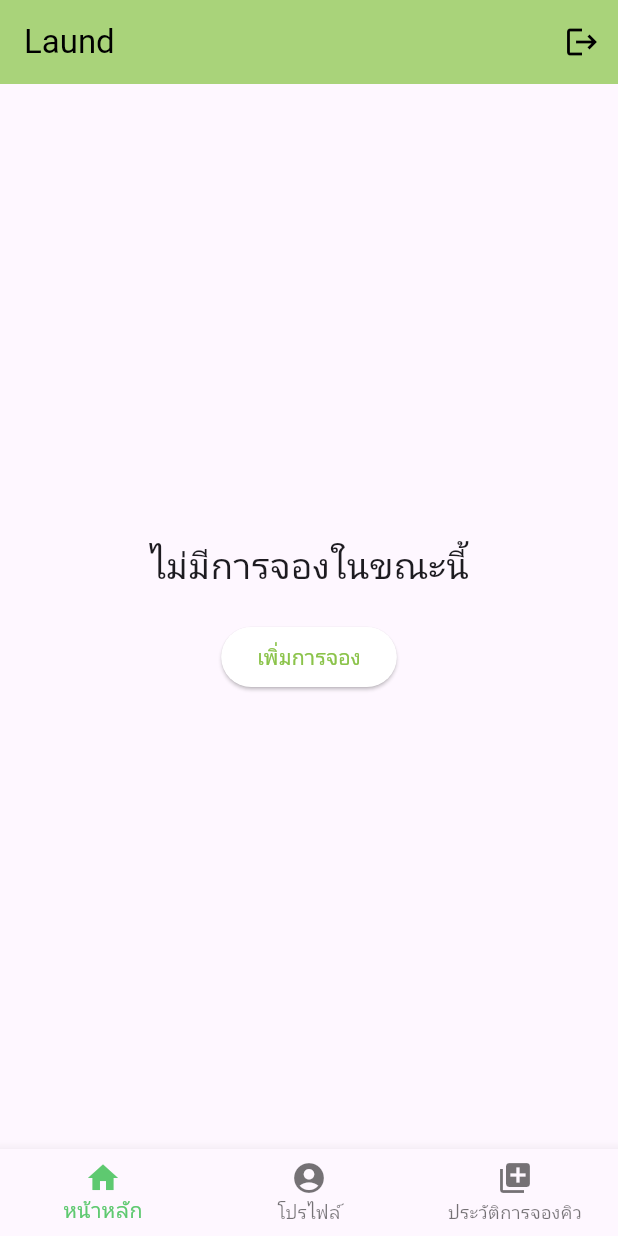
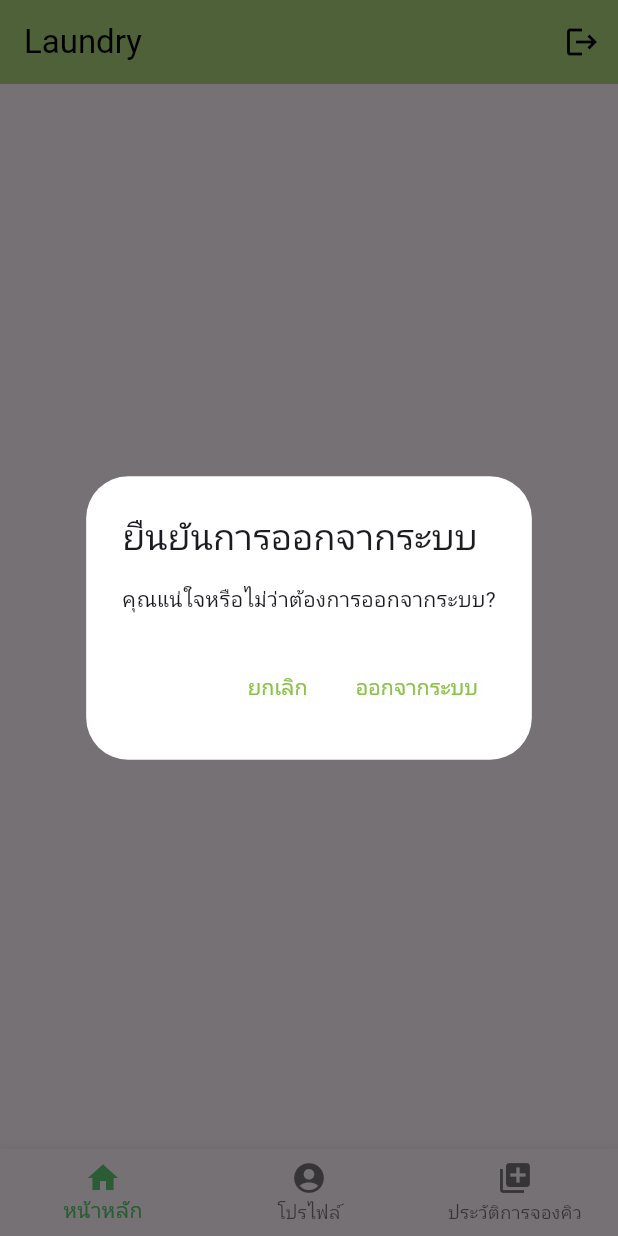
Before and after one commit to newr2211/Laundry, a Flutter app: the screen it shows once a user with an empty profile is signed in, after a tap on the "logout" icon, on a phone screen of 412 x 824 dp. Run offline on Flutter 3.47's test engine with Material 3 defaults, Android fonts, the light colour scheme and no system bars; our stand-ins replace cloud_firestore, firebase_auth, firebase_core, firebase_storage, image_picker; accounts and stored records are empty.

Commit message:
fixed 10/10/2024

```diff
--- a/lib/main.dart
+++ b/lib/main.dart
@@ -39,11 +39,10 @@ class MyApp extends StatelessWidget {
         '/auth': (context) => const AuthScreen(),
         '/menu': (context) => const Menu(),
         '/timedate': (context) => const Timedate(),
-        '/profilepage' : (context) => const ProfilePage(),
+        '/profilepage': (context) => const ProfilePage(),
         '/edit_profile': (context) => const EditProfile(),
         '/bookinghistory': (context) => const BookingHistory(),
         '/section': (context) => const Section(),
-
       },
       home: StreamBuilder<User?>(
         stream: FirebaseAuth.instance.authStateChanges(),
@@ -53,7 +52,7 @@ class MyApp extends StatelessWidget {
           }
 
           if (snapshot.hasData && snapshot.data != null) {
-            return const Menu(); // แสดงหน้า Coco เมื่อเข้าสู่ระบบสำเร็จ
+            return const Menu(); // แสดงหน้า Menu เมื่อเข้าสู่ระบบสำเร็จ
           }
 
           return const AuthScreen();
--- a/lib/screens/auth.dart
+++ b/lib/screens/auth.dart
@@ -1,9 +1,9 @@
 import 'dart:io';
-
 import 'package:firebase_core/firebase_core.dart';
 import 'package:firebase_storage/firebase_storage.dart';
 import 'package:flutter/material.dart';
 import 'package:firebase_auth/firebase_auth.dart';
+import 'package:cloud_firestore/cloud_firestore.dart'; // เพิ่มการใช้ Firestore
 import 'package:myproject/widgets/user_image_picker.dart';
 
 final _firebase = FirebaseAuth.instance;
@@ -23,13 +23,15 @@ class _AuthScreenState extends State<AuthScreen> {
   var _isLogin = true;
   var _enteredEmail = '';
   var _enteredPassword = '';
+  var _enteredUsername = ''; // ตัวแปรสำหรับชื่อผู้ใช้
+  var _enteredPhoneNumber = ''; // ตัวแปรสำหรับเบอร์โทรศัพท์
   File? _selectedImage;
   var _isAuthenticating = false;
 
   void _submit() async {
     final isValid = _form.currentState!.validate();
 
-    if (!isValid || !_isLogin && _selectedImage == null) {
+    if (!isValid || (!_isLogin && _selectedImage == null)) {
       return;
     }
 
@@ -39,13 +41,19 @@ class _AuthScreenState extends State<AuthScreen> {
       setState(() {
         _isAuthenticating = true;
       });
+      UserCredential userCredentials;
       if (_isLogin) {
-        final userCredentials = await _firebase.signInWithEmailAndPassword(
-            email: _enteredEmail, password: _enteredPassword);
+        userCredentials = await _firebase.signInWithEmailAndPassword(
+          email: _enteredEmail,
+          password: _enteredPassword,
+        );
       } else {
-        final userCredentials = await _firebase.createUserWithEmailAndPassword(
-            email: _enteredEmail, password: _enteredPassword);
+        userCredentials = await _firebase.createUserWithEmailAndPassword(
+          email: _enteredEmail,
+          password: _enteredPassword,
+        );
 
+        if (_selectedImage != null) {
           final storageRef = FirebaseStorage.instance
               .ref()
               .child('user_images')
@@ -53,18 +61,40 @@ class _AuthScreenState extends State<AuthScreen> {
 
           await storageRef.putFile(_selectedImage!);
           final imageUrl = await storageRef.getDownloadURL();
-        print(imageUrl);
+
+          // บันทึกข้อมูลใน Firestore
+          final firestore = FirebaseFirestore.instance;
+          await firestore.collection('users').doc(userCredentials.user!.uid).set({
+            'username': _enteredUsername,
+            'phone_number': _enteredPhoneNumber,
+            'email': _enteredEmail,
+            'image_url': imageUrl,
+          });
+        }
       }
     } on FirebaseAuthException catch (error) {
+      String errorMessage = 'การยืนยันตัวตนล้มเหลว'; // ข้อความแสดงข้อผิดพลาดเริ่มต้น
+
       if (error.code == 'email-already-in-use') {
-        // ...
+        errorMessage = 'อีเมลนี้ถูกใช้แล้ว กรุณาใช้บัญชีอื่น';
+      } else if (error.code == 'user-not-found') {
+        errorMessage = 'ไม่พบผู้ใช้นี้';
+      } else if (error.code == 'wrong-password') {
+        errorMessage = 'รหัสผ่านไม่ถูกต้อง';
+      } else if (error.code == 'invalid-email') {
+        errorMessage = 'อีเมลไม่ถูกต้อง';
       }
+
       ScaffoldMessenger.of(context).clearSnackBars();
       ScaffoldMessenger.of(context).showSnackBar(
         SnackBar(
-          content: Text(error.message ?? 'Authentication failed.'),
+          content: Text(errorMessage),
         ),
       );
+    } finally {
+      setState(() {
+        _isAuthenticating = false;
+      });
     }
   }
 
@@ -97,14 +127,16 @@ class _AuthScreenState extends State<AuthScreen> {
                       child: Column(
                         mainAxisSize: MainAxisSize.min,
                         children: [
-                            if (!_isLogin) UserImagePicker(
+                          if (!_isLogin)
+                            UserImagePicker(
                               onPickImage: (pickedImage) {
                                 _selectedImage = pickedImage;
                               },
                             ),
                           TextFormField(
                             decoration: const InputDecoration(
-                                  labelText: 'Email Address'),
+                              labelText: 'อีเมล',
+                            ),
                             keyboardType: TextInputType.emailAddress,
                             autocorrect: false,
                             textCapitalization: TextCapitalization.none,
@@ -112,24 +144,54 @@ class _AuthScreenState extends State<AuthScreen> {
                               if (value == null ||
                                   value.trim().isEmpty ||
                                   !value.contains('@')) {
-                                  return 'Please enter a valid email address';
+                                return 'กรุณากรอกอีเมลที่ถูกต้อง';
                               }
-
                               return null;
                             },
                             onSaved: (value) {
                               _enteredEmail = value!;
                             },
                           ),
+                          if (!_isLogin)
                             TextFormField(
-                              decoration:
-                                  const InputDecoration(labelText: 'Password'),
+                              decoration: const InputDecoration(
+                                labelText: 'ชื่อผู้ใช้',
+                              ),
+                              validator: (value) {
+                                if (value == null || value.trim().isEmpty) {
+                                  return 'กรุณากรอกชื่อผู้ใช้';
+                                }
+                                return null;
+                              },
+                              onSaved: (value) {
+                                _enteredUsername = value!;
+                              },
+                            ),
+                          if (!_isLogin)
+                            TextFormField(
+                              decoration: const InputDecoration(
+                                labelText: 'เบอร์โทรศัพท์',
+                              ),
+                              keyboardType: TextInputType.phone,
+                              validator: (value) {
+                                if (value == null || value.trim().isEmpty) {
+                                  return 'กรุณากรอกเบอร์โทรศัพท์';
+                                }
+                                return null;
+                              },
+                              onSaved: (value) {
+                                _enteredPhoneNumber = value!;
+                              },
+                            ),
+                          TextFormField(
+                            decoration: const InputDecoration(
+                              labelText: 'รหัสผ่าน',
+                            ),
                             obscureText: true,
                             validator: (value) {
                               if (value == null || value.trim().length < 6) {
-                                  return 'Password must be at least 6 charaters long.';
+                                return 'รหัสผ่านต้องมีอย่างน้อย 6 ตัวอักษร';
                               }
-
                               return null;
                             },
                             onSaved: (value) {
@@ -141,13 +203,13 @@ class _AuthScreenState extends State<AuthScreen> {
                             const CircularProgressIndicator(),
                           if (!_isAuthenticating)
                             ElevatedButton(
-                              onPressed: _submit,
+                              onPressed: _isAuthenticating ? null : _submit,
                               style: ElevatedButton.styleFrom(
                                 backgroundColor: Theme.of(context)
                                     .colorScheme
                                     .primaryContainer,
                               ),
-                              child: Text(_isLogin ? 'Login' : 'Signup'),
+                              child: Text(_isLogin ? 'เข้าสู่ระบบ' : 'สมัครบัญชี'),
                             ),
                           if (!_isAuthenticating)
                             TextButton(
@@ -156,13 +218,16 @@ class _AuthScreenState extends State<AuthScreen> {
                                   _isLogin = !_isLogin;
                                 });
                               },
-                              child: Text(_isLogin
-                                  ? 'Create an account'
-                                  : 'I already have an account'),
+                              child: Text(
+                                _isLogin
+                                    ? 'สร้างบัญชีใหม่'
+                                    : 'มีบัญชีอยู่แล้ว',
+                              ),
                             ),
                         ],
                       ),
-                      )),
+                    ),
+                  ),
                 ),
               ),
             ],
--- a/lib/screens/bookinghistory.dart
+++ b/lib/screens/bookinghistory.dart
@@ -2,9 +2,10 @@ import 'package:firebase_auth/firebase_auth.dart';
 import 'package:flutter/material.dart';
 
 class BookingHistory extends StatefulWidget {
-  const BookingHistory({Key? key}) : super(key: key);
+  const BookingHistory({super.key});
 
   @override
+  // ignore: library_private_types_in_public_api
   _BookingHistoryState createState() => _BookingHistoryState();
 }
 
--- a/lib/screens/menu.dart
+++ b/lib/screens/menu.dart
@@ -12,7 +12,7 @@ class Menu extends StatefulWidget {
 
 class _MenuState extends State<Menu> {
   int _selectedIndex = 0; // ตัวแปรสำหรับเก็บสถานะการเลือกแท็บ
-  final String _bookingQueue = "ไม่มีการจองในขณะนี้"; // ช่องแสดงคิวการจอง
+  String _bookingQueue = "ไม่มีการจองในขณะนี้"; // ช่องแสดงคิวการจอง
 
   // ฟังก์ชันสำหรับเปลี่ยนแท็บ
   void _onItemTapped(int index) {
@@ -34,25 +34,54 @@ class _MenuState extends State<Menu> {
 
   // ฟังก์ชันสำหรับแสดงหน้าป็อบอัพ
   void _showBookingDialog() {
-    // นำทางไปยังหน้า Section เมื่อกดปุ่ม "เพิ่มการจอง"
     Navigator.of(context).push(
       MaterialPageRoute(builder: (context) => const Section()),
+    ).then((result) {
+      if (result != null && result is String) {
+        setState(() {
+          _bookingQueue = result; // อัปเดตคิวการจองหลังจากกลับจากหน้า Section
+        });
+      }
+    });
+  }
+
+  // ฟังก์ชันสำหรับยืนยันการล็อกเอาต์
+  Future<void> _confirmSignOut() async {
+    final shouldSignOut = await showDialog<bool>(
+      context: context,
+      builder: (ctx) => AlertDialog(
+        title: const Text('ยืนยันการออกจากระบบ'),
+        content: const Text('คุณแน่ใจหรือไม่ว่าต้องการออกจากระบบ?'),
+        actions: [
+          TextButton(
+            onPressed: () => Navigator.of(ctx).pop(false),
+            child: const Text('ยกเลิก'),
+          ),
+          TextButton(
+            onPressed: () => Navigator.of(ctx).pop(true),
+            child: const Text('ออกจากระบบ'),
+          ),
+        ],
+      ),
     );
+
+    if (shouldSignOut == true) {
+      await FirebaseAuth.instance.signOut();
+      Navigator.pushReplacementNamed(context, '/auth'); // กลับไปหน้า AuthScreen
+    }
   }
 
   @override
   Widget build(BuildContext context) {
     return Scaffold(
       appBar: AppBar(
-        title: const Text('Laund'),
+        title: const Text('Laundry'),
         backgroundColor: const Color.fromARGB(255, 169, 211, 122),
         automaticallyImplyLeading: false, // ซ่อนปุ่มย้อนกลับ
         actions: [
           IconButton(
             icon: const Icon(Icons.logout),
-            onPressed: () async {
-              await FirebaseAuth.instance.signOut();
-            },
+            onPressed: _confirmSignOut, // ยืนยันการออกจากระบบ
           ),
         ],
       ),
```
Lines whose indentation alone changed are shown as unchanged.
